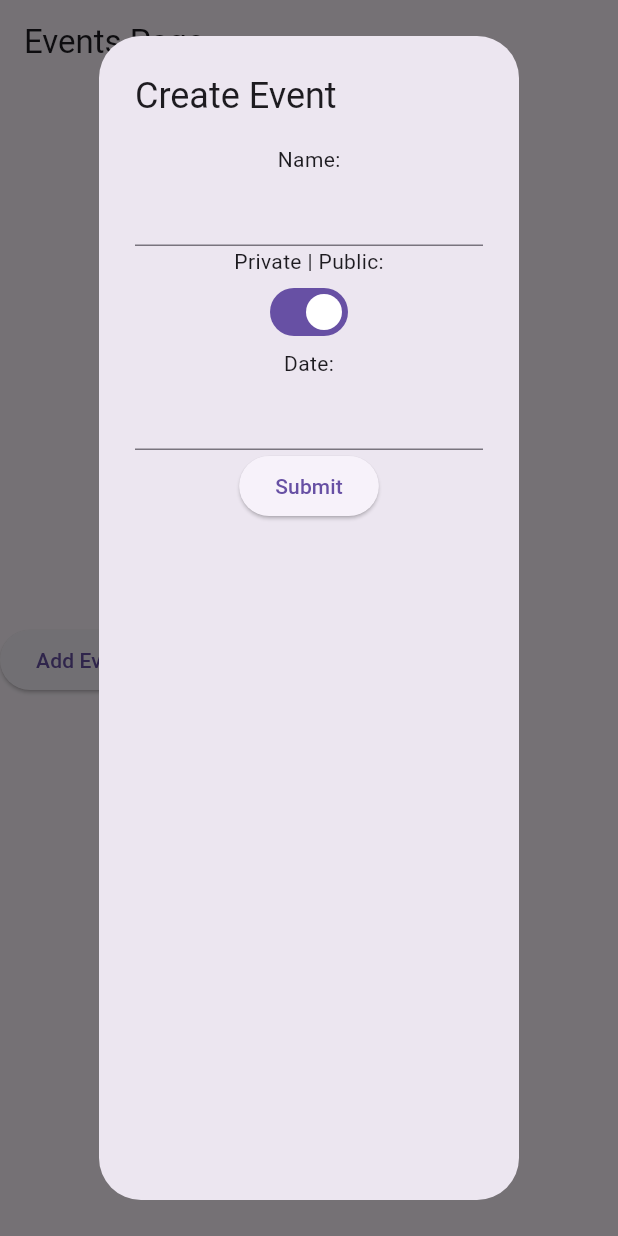
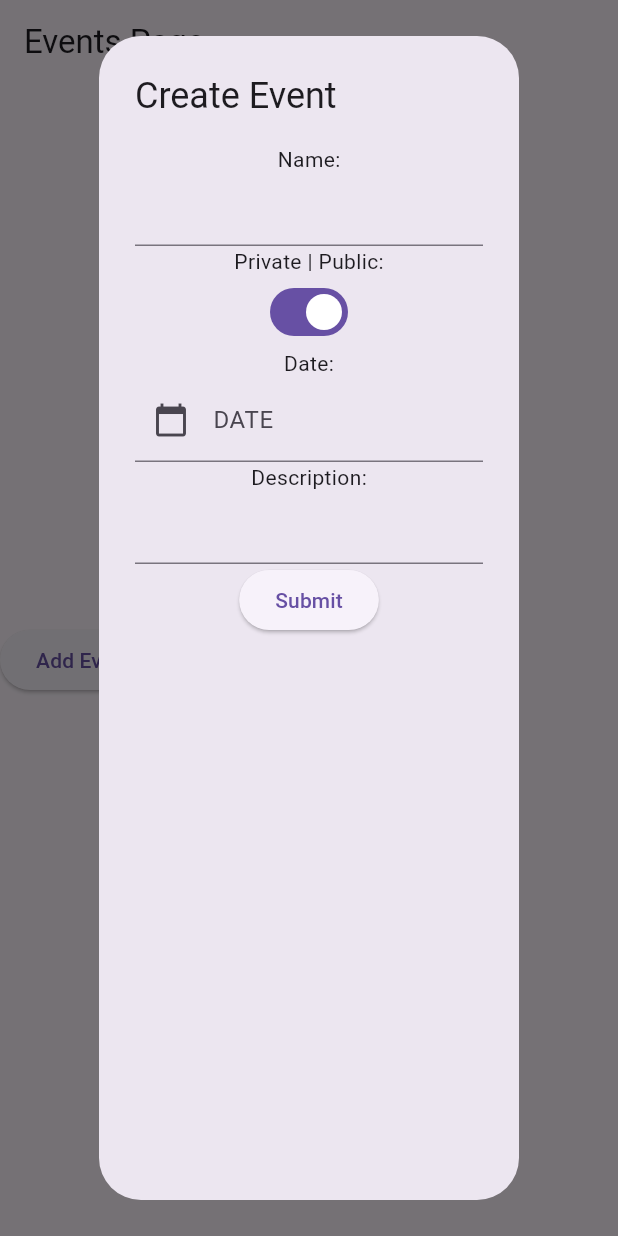
Before and after one commit to WSU-CPTS322-SP26/WSU_Routes, a Flutter app: the screen it shows after launch, after a tap on "Add Event", on a phone screen of 412 x 824 dp. Run offline on Flutter 3.47's test engine with Material 3 defaults, Android fonts, the phone set to English and light mode, and no system bars; our stand-ins replace google_maps_flutter; network calls fail.

Commit message:
Tweaks to event ui and added description, still ugly

```diff
--- a/google_maps_in_flutter/lib/api_helper/events_helper.dart
+++ b/google_maps_in_flutter/lib/api_helper/events_helper.dart
@@ -22,6 +22,8 @@ class EventsHelper
       tempEvent.name = data["name" + i.toString()];
       tempEvent.pinId = data["pinId" + i.toString()];
       tempEvent.date = data["date" + i.toString()];
+      tempEvent.description = data["description" + i.toString()];
+
       dataToSend.add(tempEvent);
       //print(tempEvent.formatToPrint()); // knows we get here correctly
     }
@@ -38,7 +40,8 @@ class EventsHelper
         body: jsonEncode({
           'name': dataToCommit.name,
           'isPublic': dataToCommit.isPublic,
-          'date': dataToCommit.date
+          'date': dataToCommit.date,
+          'description': dataToCommit.description
         })
       );
 
--- a/google_maps_in_flutter/lib/container_classes/event.dart
+++ b/google_maps_in_flutter/lib/container_classes/event.dart
@@ -6,6 +6,7 @@ class Event
   String pinId = "";
   bool isPublic = false;
   String date = "";
+  String description = "";
 
   String formatToPrint()
   {
--- a/google_maps_in_flutter/lib/controllers/events_controller.dart
+++ b/google_maps_in_flutter/lib/controllers/events_controller.dart
@@ -6,7 +6,8 @@ class EventsController
   Future<void> InitalPublicEvents(List<Event> list) async
   {
     list.clear();
-    list.addAll(await EventsHelper.GetPublicEvents());
+    final events = await EventsHelper.GetPublicEvents();
+    list.addAll(events);
   }
 
   Future<void> PostEvent(Event event) async
--- a/google_maps_in_flutter/lib/pages/events_page.dart
+++ b/google_maps_in_flutter/lib/pages/events_page.dart
@@ -21,13 +21,12 @@ class EventState extends State<EventsPage>
   void initState()
   {
     super.initState();
-
-
+    loadInitalEvents();
   }
 
   void loadInitalEvents() async
   {
-    controller.InitalPublicEvents(list);//populates list
+    await controller.InitalPublicEvents(list);//populates list
     update();
   }
 
@@ -39,16 +38,26 @@ class EventState extends State<EventsPage>
     update();
   }
 
+  Future<void> GetDate(TextEditingController dateController) async {
+    DateTime? date = await showDatePicker
+    (context: context, firstDate: DateTime.now(), lastDate: DateTime(2050), initialDate: DateTime.now(),);
+
+    if(date != null)
+    {
+      setState(() {
+        dateController.text = date.toString().split(' ')[0];
+      });
+    }
+  }
+
   void update()
   {
     setState(() {
           // rebuild UI after controller updates value
         });
   }
-/////////////////////////////FROM LIST OF EVENTS NEED TO POPULATE UI WITH THE EVENTS SO CAN SEE THEM!!!!!!!!!!!!!!!!////////////
-////ALSO NEED UI OPTION TO ADD EVENT AND FILL WITH PROPER DATA!!!!!!!!!!!!!!!
-///THEN THAT GETS UPDATED TO DB!!!!!!!!!!!!!!!!!
-    @override
+
+  @override
   Widget build(BuildContext context)//how the widget looks
   {
     return MaterialApp
@@ -63,15 +72,6 @@ class EventState extends State<EventsPage>
                   mainAxisAlignment: MainAxisAlignment.center,
                   children:
                   [
-                    ...List.generate(
-                      list.length,
-                      (index) => Row(
-                        children: [
-                            Text('NAME: ${list[index].name}, DATE: ${list[index].date}')
-                        ],
-                      )
-                    ),
-
                     Row(children: [
                       ElevatedButton(onPressed: () {
                       showDialog(
@@ -80,6 +80,8 @@ class EventState extends State<EventsPage>
                         {
                             TextEditingController nameController = TextEditingController();
                             TextEditingController dateController = TextEditingController();
+                            TextEditingController descriptionController = TextEditingController();
+
                             bool isPublicTemp = true;
 
                             return StatefulBuilder(builder: (context, setStateDialog)
@@ -99,14 +101,25 @@ class EventState extends State<EventsPage>
                                   }),
                                   Text("Date:"),
                                   TextField(
+                                    decoration: const InputDecoration(prefixIcon: Icon(Icons.calendar_today), labelText: "DATE"),
                                     controller: dateController,
+                                    readOnly: true,
+                                    onTap: () {
+                                      GetDate(dateController);
+                                    },
                                   ),
+                                  Text("Description:"),
+                                  TextField(
+                                    controller: descriptionController,
+                                  ),
+
 
                                   ElevatedButton(onPressed: () {
                                     tempEvent = Event();
                                     tempEvent.name = nameController.text;
                                     tempEvent.isPublic = isPublicTemp;
                                     tempEvent.date = dateController.text;
+                                    tempEvent.description = descriptionController.text;
                                     onCreateEvent();
                                   }, child: Text("Submit")),
                                 ]
@@ -118,8 +131,17 @@ class EventState extends State<EventsPage>
                       );
                       },
                       child: Text('Add Event'))
-                    ],)
+                    ],),
 
+                    ...List.generate(
+                      list.length,
+                      (index) => Row(
+                        children: [
+                            Text('NAME: ${list[index].name}, DATE: ${list[index].date}\nDESCRIPTION: ${list[index].description}'),
+                        ],
+                      )
+
+                    ),
                   ],
 
                 ),
```
Also changed, not shown: 3 other files.
